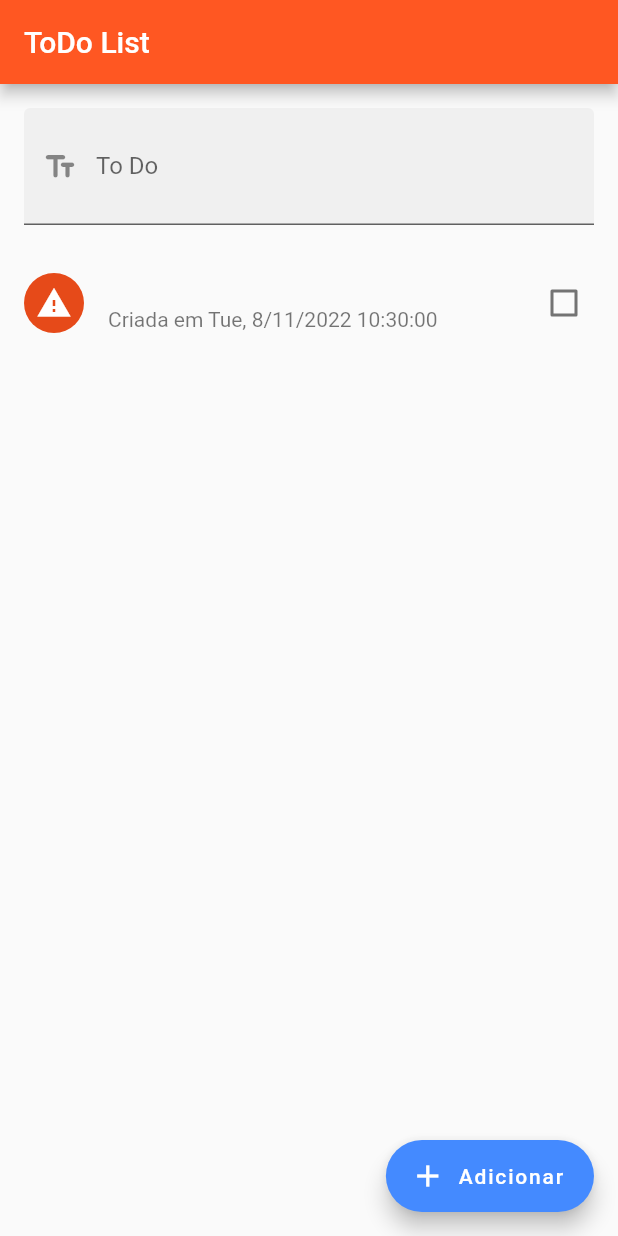
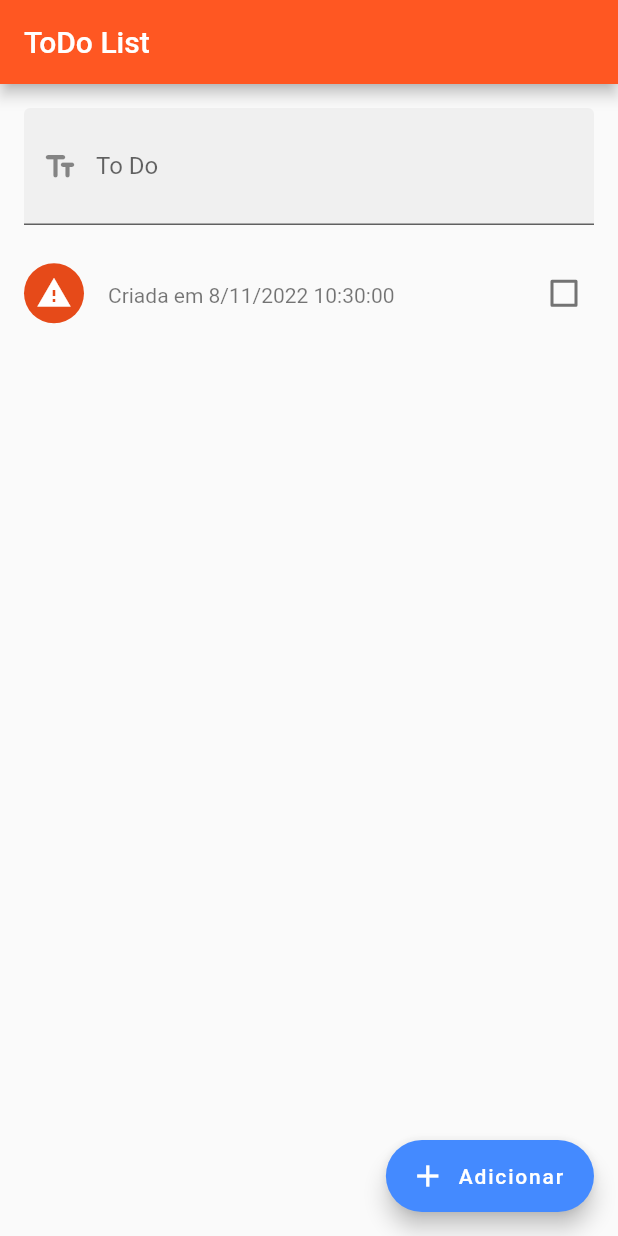
Before and after one commit to f290SI/f290_ddm2_todo_list, a Flutter app: the screen it shows after launch, after a tap on "Adicionar", on a phone screen of 412 x 824 dp. Run offline on Flutter 3.47's test engine with Material 2 defaults, Android fonts, the phone set to English and light mode, and no system bars.

Commit message:
Ajuste data de conclusao

```diff
--- a/lib/main.dart
+++ b/lib/main.dart
@@ -70,7 +70,6 @@ class _HomePageState extends State<HomePage> {
             child: ListView.builder(
               itemCount: toDoList.length,
               itemBuilder: (context, position) {
-
                 // Conversao de mapa para objeto
                 var todo = Todo.fromJson(toDoList[position]);
                 return Dismissible(
@@ -106,13 +105,24 @@ class _HomePageState extends State<HomePage> {
                               ? TextDecoration.lineThrough
                               : TextDecoration.none),
                     ),
-                    subtitle: Text('Criada em ${todo.dataCriacao}'),
+                    subtitle: Column(
+                      crossAxisAlignment: CrossAxisAlignment.start,
+                      children: [
+                        Text('Criada em ${todo.dataCriacao}'),
+                        Text(todo.dataConclusao.isEmpty ? '' : 'Finalizada em ${todo.dataConclusao}',style: TextStyle(fontWeight: FontWeight.bold),),
+                      ],
+                    ),
                     onChanged: (inChecked) {
                       setState(() {
                         // Atualização de sintaxe de mapa para objetos
                         todo.concluido = inChecked!;
-                        todo.dataConclusao = DateFormat('E, d/M/y HH:mm:ss')
-                            .format(DateTime.now());
+                        if (!inChecked) {
+                          todo.dataConclusao = DateFormat('d/M/y HH:mm:ss')
+                              .format(DateTime.now());
+                        } else {
+                          todo.dataConclusao = '';
+                        }
+
                         toDoList[position] = todo.toJson();
                         _service.saveData(toDoList);
                       });
--- a/lib/model/todo_model.dart
+++ b/lib/model/todo_model.dart
@@ -3,7 +3,7 @@ import 'package:intl/intl.dart';
 class Todo {
   String conteudo;
   bool concluido = false;
-  String dataCriacao = DateFormat('E, d/M/y HH:mm:ss').format(DateTime.now());
+  String dataCriacao = DateFormat('d/M/y HH:mm:ss').format(DateTime.now());
   String dataConclusao = '';
 
   Todo({required this.conteudo});
```
